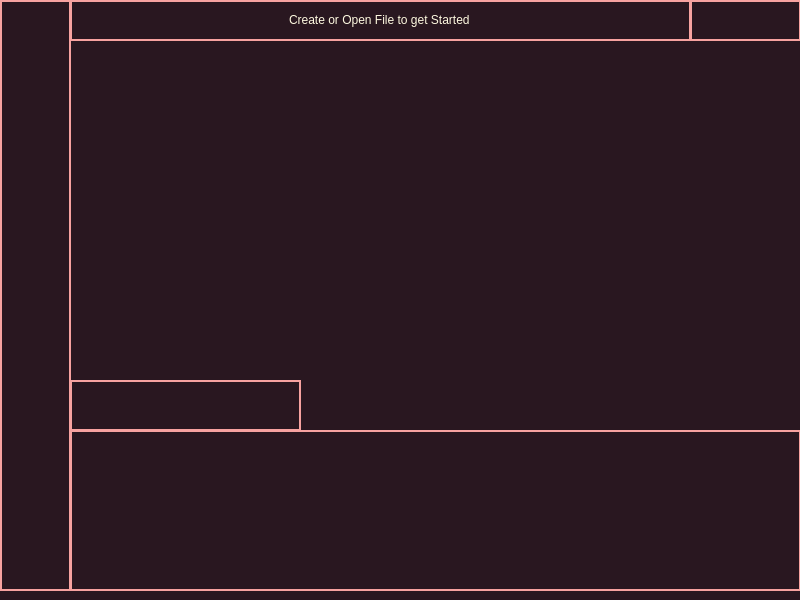
First picture: the form in 124-Brainrot-Language.ui, repository FranceRafaelSalacut/124_IDE_and_COMPILER, before the edit.
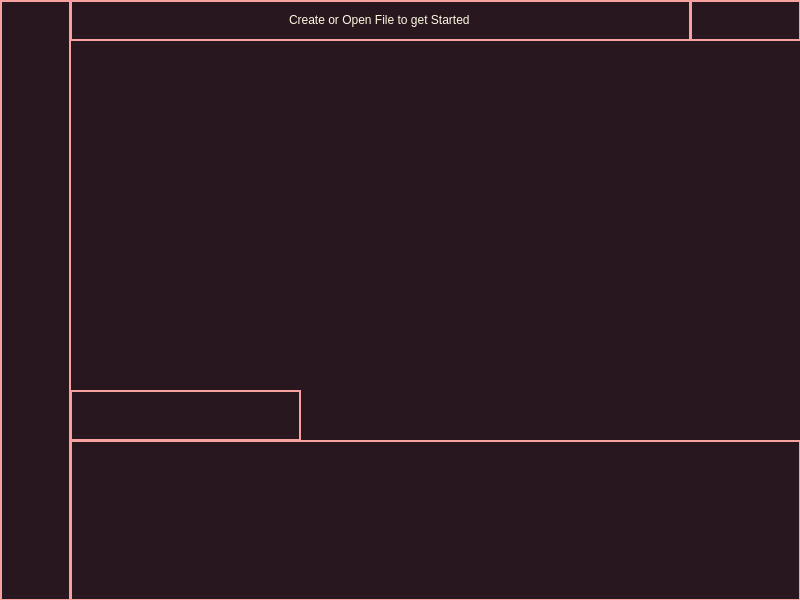
Second picture: the form after the edit. Icons and pictures are not drawn.

Diff of the .ui file:
```diff
--- a/124-Brainrot-Language.ui
+++ b/124-Brainrot-Language.ui
@@ -16,6 +16,18 @@
     <verstretch>0</verstretch>
    </sizepolicy>
   </property>
+  <property name="minimumSize">
+   <size>
+    <width>800</width>
+    <height>600</height>
+   </size>
+  </property>
+  <property name="maximumSize">
+   <size>
+    <width>800</width>
+    <height>600</height>
+   </size>
+  </property>
   <property name="windowTitle">
    <string>MainWindow</string>
   </property>
@@ -80,7 +92,7 @@
     <property name="geometry">
      <rect>
       <x>70</x>
-      <y>430</y>
+      <y>440</y>
       <width>731</width>
       <height>161</height>
      </rect>
@@ -170,7 +182,7 @@
       <x>0</x>
       <y>0</y>
       <width>71</width>
-      <height>591</height>
+      <height>601</height>
      </rect>
     </property>
     <property name="sizePolicy">
@@ -423,6 +435,9 @@
        <property name="sizeConstraint">
         <enum>QLayout::SetMinimumSize</enum>
        </property>
+       <property name="bottomMargin">
+        <number>300</number>
+       </property>
       </layout>
      </item>
     </layout>
@@ -431,7 +446,7 @@
     <property name="geometry">
      <rect>
       <x>70</x>
-      <y>380</y>
+      <y>390</y>
       <width>231</width>
       <height>51</height>
      </rect>
@@ -671,6 +686,16 @@
 &lt;p style=&quot;-qt-paragraph-type:empty; margin-top:0px; margin-bottom:0px; margin-left:0px; margin-right:0px; -qt-block-indent:0; text-indent:0px; font-family:'.AppleSystemUIFont'; font-size:13pt;&quot;&gt;&lt;br /&gt;&lt;/p&gt;&lt;/body&gt;&lt;/html&gt;</string>
     </property>
    </widget>
+   <widget class="QWidget" name="editor" native="true">
+    <property name="geometry">
+     <rect>
+      <x>79</x>
+      <y>49</y>
+      <width>711</width>
+      <height>381</height>
+     </rect>
+    </property>
+   </widget>
    <zorder>Code_Area</zorder>
    <zorder>FileNameWidget</zorder>
    <zorder>horizontalWidget_3</zorder>
```
Left out of the diff: 51 changed lines with no effect on the pictures.
